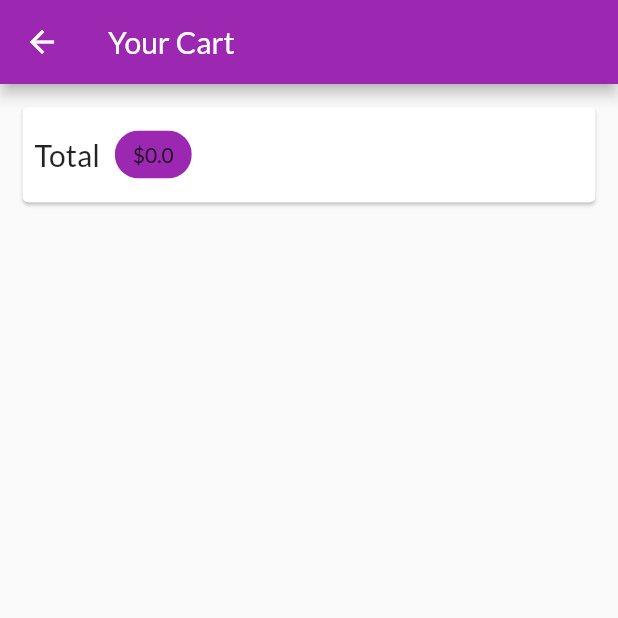
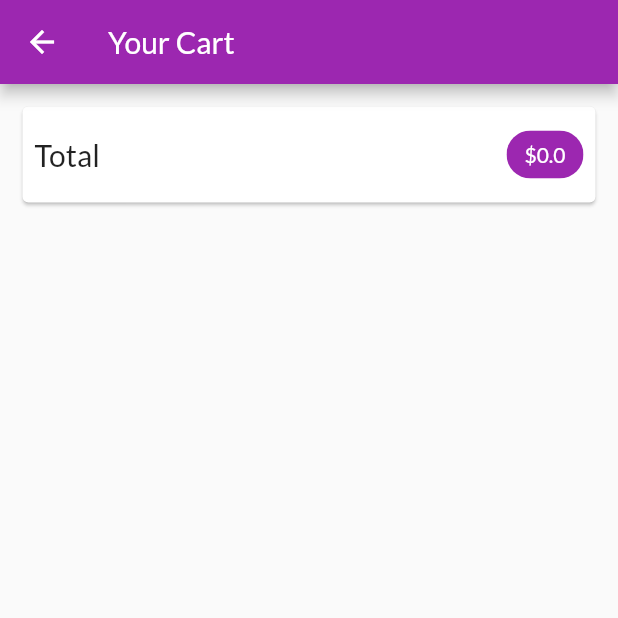
Before and after one commit to somtd/flutter_shop, a Flutter app: the CartScreen screen opened by its route, on a phone screen of 412 x 824 dp, the top half of it. Run offline on Flutter 3.47's test engine with Material 2 defaults, Android fonts, the phone set to English and light mode, and no system bars; network calls fail.

Commit message:
Fix cart screen layout

```diff
--- a/lib/screens/cart_screen.dart
+++ b/lib/screens/cart_screen.dart
@@ -19,6 +19,7 @@ class CartScreen extends StatelessWidget {
               child: Padding(
                 padding: EdgeInsets.all(8),
                 child: Row(
+                  mainAxisAlignment: MainAxisAlignment.spaceBetween,
                   children: <Widget>[
                     Text(
                       'Total',
@@ -26,7 +27,12 @@ class CartScreen extends StatelessWidget {
                     ),
                     SizedBox(width: 10),
                     Chip(
-                      label: Text('\$${cart.totalAmount}'),
+                      label: Text(
+                        '\$${cart.totalAmount}',
+                        style: TextStyle(
+                            color:
+                                Theme.of(context).primaryTextTheme.title.color),
+                      ),
                       backgroundColor: Theme.of(context).primaryColor,
                     )
                   ],
```
